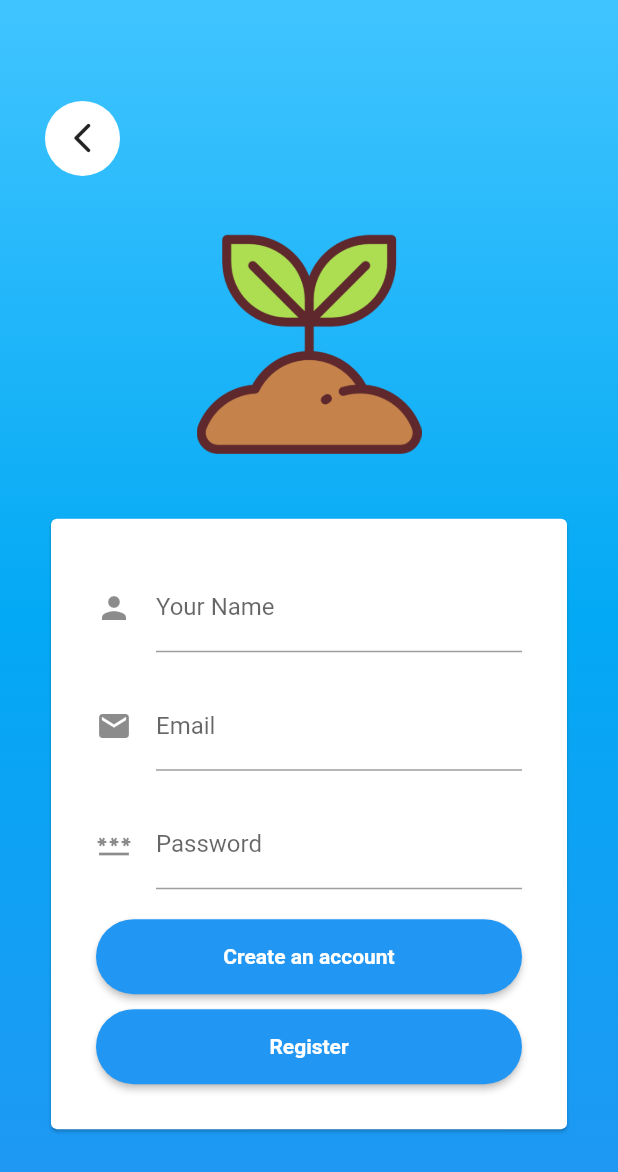
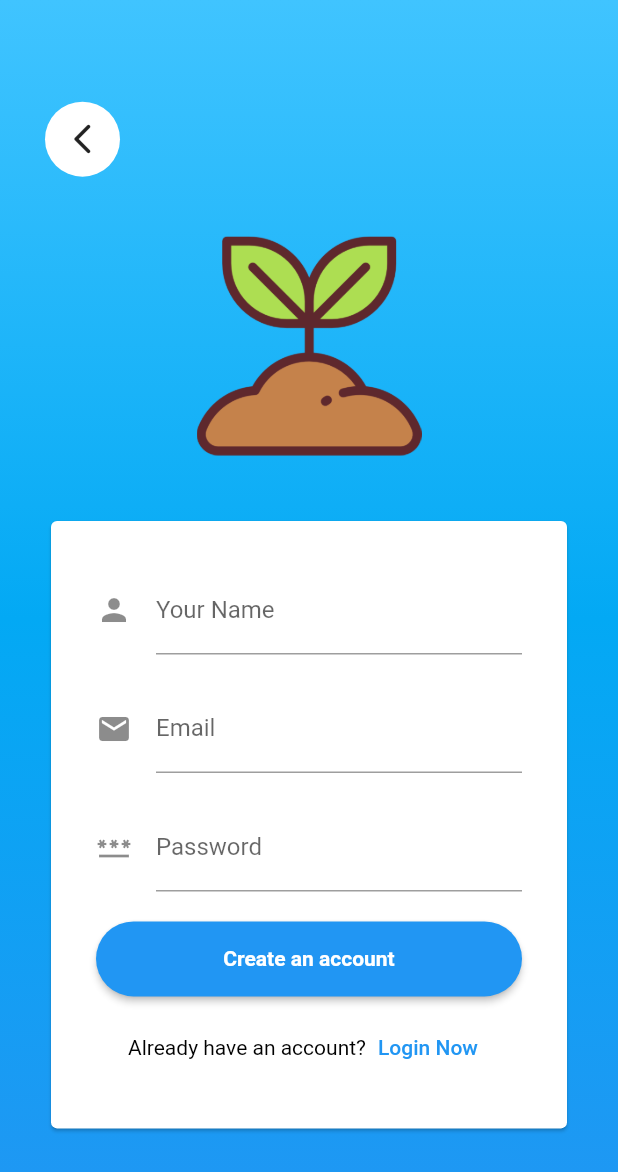
Before and after one commit to Gadi0905/NgTszHim_VT6000CEM_Project, a Flutter app: the screen it shows after launch, after a tap on "Getting started", on a phone screen of 412 x 824 dp. Shown: the top 1172 px of the screen. Run offline on Flutter 3.47's test engine with Material 2 defaults, Android fonts, the phone set to English and light mode, and no system bars.

Commit message:
added text button widget changed screen UI optimized widget helper

```diff
--- a/lib/src/helpers/widgets_helper/appbar_widget/default_appbar_widget.dart
+++ b/lib/src/helpers/widgets_helper/appbar_widget/default_appbar_widget.dart
@@ -2,7 +2,10 @@ import 'package:flutter/material.dart';
 
 class DefaultAppBarWidget {
   // the basic color of app bar widget
-  static basicColor({String? title, Color? backgroundColor}) {
+  static basicColor({
+    String? title,
+    Color? backgroundColor,
+  }) {
     return AppBar(
       title: Text(title ?? ''),
       backgroundColor: backgroundColor ?? Colors.blue,
--- a/lib/src/helpers/widgets_helper/asset_image_widget/asset_image_widget.dart
+++ b/lib/src/helpers/widgets_helper/asset_image_widget/asset_image_widget.dart
@@ -3,11 +3,12 @@ import 'package:ngtszhim_vt6000cem_project/src/helpers/images_path_helper/images
 
 class AssetImageWidget {
   // the basic asset image widget
-  static basicImage(
-      {required BuildContext context,
-      String? image,
-      double? width,
-      double? height}) {
+  static basicImage({
+    required BuildContext context,
+    String? image,
+    double? width,
+    double? height,
+  }) {
     return Image.asset(
       ImagesPathHelper.imagePath(image ?? 'tree_seedlings.png'),
       width: width ?? 100,
--- a/lib/src/helpers/widgets_helper/button_widget/button_widget.dart
+++ b/lib/src/helpers/widgets_helper/button_widget/button_widget.dart
@@ -1,7 +1,7 @@
 import 'package:flutter/material.dart';
 
 class ButtonWidget {
-  // the basic style of register button
+  // the basic style of button
   static basicStyle({
     required BuildContext context,
     required Function() onPressItem,
@@ -15,7 +15,8 @@ class ButtonWidget {
       child: ElevatedButton(
         onPressed: onPressItem,
         style: ButtonStyle(
-          backgroundColor: MaterialStateProperty.all(backgroundColor ?? Colors.white),
+          backgroundColor:
+              MaterialStateProperty.all(backgroundColor ?? Colors.white),
           shape: MaterialStateProperty.all<RoundedRectangleBorder>(
             RoundedRectangleBorder(
               borderRadius: BorderRadius.circular(25.0),
--- /dev/null
+++ b/lib/src/helpers/widgets_helper/button_widget/text_button_widget.dart
@@ -0,0 +1,30 @@
+import 'package:flutter/material.dart';
+
+class TextButtonWidget {
+  // the basic style of text button
+  static basicStyle({
+    required BuildContext context,
+    String? question,
+    Function()? onPressItem,
+    String? title,
+    Color? textColor,
+    Color? questionColor,
+  }) {
+    return Row(
+      mainAxisAlignment: MainAxisAlignment.center,
+      children: [
+        Text(
+          question ?? 'question',
+          style: TextStyle(color: questionColor ?? Colors.black),
+        ),
+        TextButton(
+          onPressed: onPressItem,
+          child: Text(
+            title ?? 'title',
+            style: TextStyle(color: textColor ?? Colors.blue),
+          ),
+        ),
+      ],
+    );
+  }
+}
--- a/lib/src/screens/login_screen/login_screen.dart
+++ b/lib/src/screens/login_screen/login_screen.dart
@@ -3,6 +3,7 @@ import 'package:ngtszhim_vt6000cem_project/src/helpers/routes_helper/routes_help
 import 'package:ngtszhim_vt6000cem_project/src/helpers/widgets_helper/asset_image_widget/asset_image_widget.dart';
 import 'package:ngtszhim_vt6000cem_project/src/helpers/widgets_helper/background_widget/default_background_widget.dart';
 import 'package:ngtszhim_vt6000cem_project/src/helpers/widgets_helper/button_widget/button_widget.dart';
+import 'package:ngtszhim_vt6000cem_project/src/helpers/widgets_helper/button_widget/text_button_widget.dart';
 import 'package:ngtszhim_vt6000cem_project/src/screens/registration_screen/registration_screen.dart';
 
 class LoginScreen extends StatelessWidget {
@@ -76,11 +77,10 @@ class LoginScreen extends StatelessWidget {
               },
             ),
             const SizedBox(height: 10),
-            ButtonWidget.basicStyle(
+            TextButtonWidget.basicStyle(
               context: context,
-              title: 'Register',
-              backgroundColor: Colors.blue,
-              textColor: Colors.white,
+              question: 'Do not have an account?',
+              title: 'Register Now',
               onPressItem: () {
                 RoutesHelper.pushScreen(context, const RegistrationScreen());
               },
--- a/lib/src/screens/registration_screen/registration_screen.dart
+++ b/lib/src/screens/registration_screen/registration_screen.dart
@@ -3,6 +3,7 @@ import 'package:ngtszhim_vt6000cem_project/src/helpers/routes_helper/routes_help
 import 'package:ngtszhim_vt6000cem_project/src/helpers/widgets_helper/asset_image_widget/asset_image_widget.dart';
 import 'package:ngtszhim_vt6000cem_project/src/helpers/widgets_helper/background_widget/default_background_widget.dart';
 import 'package:ngtszhim_vt6000cem_project/src/helpers/widgets_helper/button_widget/button_widget.dart';
+import 'package:ngtszhim_vt6000cem_project/src/helpers/widgets_helper/button_widget/text_button_widget.dart';
 import 'package:ngtszhim_vt6000cem_project/src/screens/login_screen/login_screen.dart';
 
 class RegistrationScreen extends StatelessWidget {
@@ -78,11 +79,10 @@ class RegistrationScreen extends StatelessWidget {
               },
             ),
             const SizedBox(height: 10),
-            ButtonWidget.basicStyle(
+            TextButtonWidget.basicStyle(
               context: context,
-              title: 'Register',
-              backgroundColor: Colors.blue,
-              textColor: Colors.white,
+              question: 'Already have an account?',
+              title: 'Login Now',
               onPressItem: () {
                 RoutesHelper.pushScreen(context, const LoginScreen());
               },
--- a/lib/src/screens/welcome_screen/welcome_screen.dart
+++ b/lib/src/screens/welcome_screen/welcome_screen.dart
@@ -22,7 +22,9 @@ class WelcomeScreen extends StatelessWidget {
       child: Column(
         crossAxisAlignment: CrossAxisAlignment.center,
         children: [
-          const Spacer(),
+          const Spacer(
+            flex: 2,
+          ),
           AssetImageWidget.basicImage(
             context: context,
             width: 150,
```
